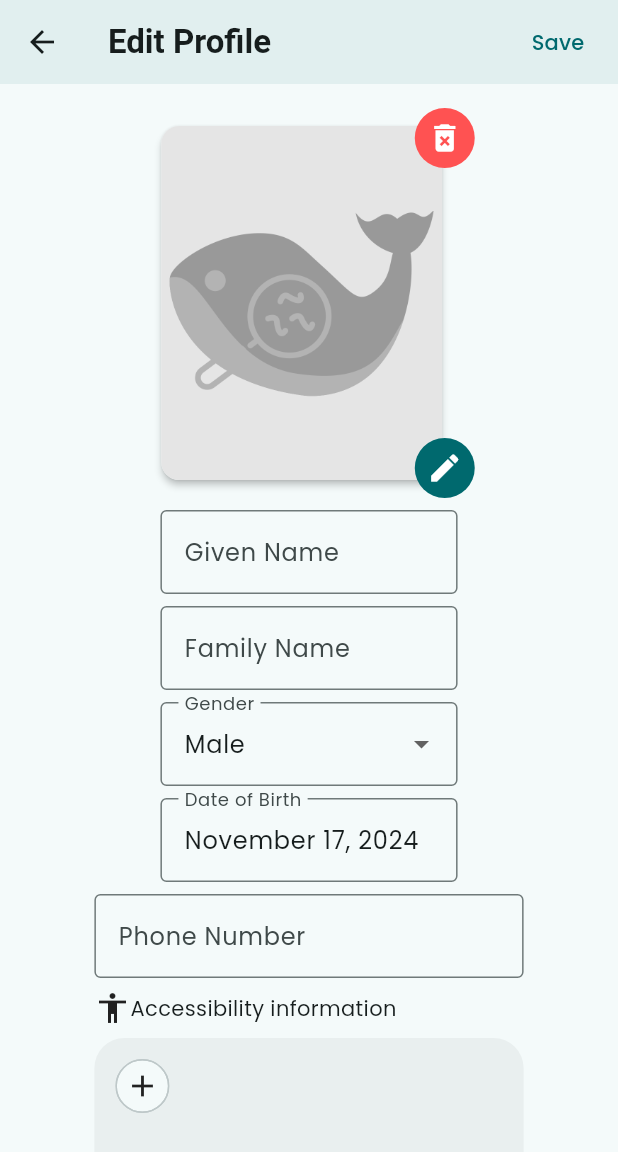
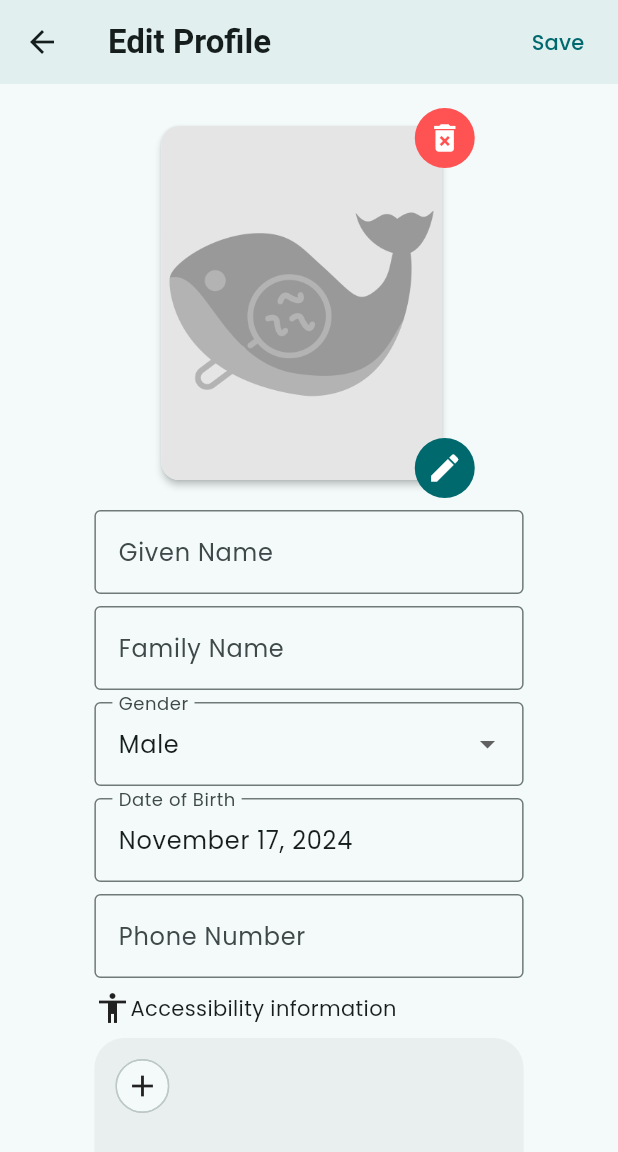
Before and after one commit to Skydreamers24/GoMate, a Flutter app: the EditProfilePage screen opened directly with empty values, after a tap on the "edit" icon, on a phone screen of 412 x 824 dp. Shown: the top 1152 px of the screen. Run offline on Flutter 3.47's test engine with Material 3 defaults, Android fonts, the phone set to English and light mode, and no system bars; drawn by our look-alikes of date_field; our stand-ins replace cloud_firestore, firebase_auth, firebase_core, firebase_storage, fl_chart, flip_card and 5 more; missing offline and left inert: animator, firebase_ui_auth, wolt_modal_sheet; accounts and stored records are empty; Roboto replaces fonts that are missing (Prata); project files that could hold a hidden picture were left out.

Commit message:
form_fields: remove redundant Flexible in Rows

```diff
--- a/lib/pages/edit_profile_page.dart
+++ b/lib/pages/edit_profile_page.dart
@@ -1,15 +1,12 @@
-import 'package:firebase_storage/firebase_storage.dart';
-import 'package:flutter/foundation.dart';
 import 'package:flutter/material.dart';
+import 'package:gomate/widgets/other/profile_image_edit_box.dart';
 import 'package:i18n_extension/i18n_extension.dart';
-import 'package:image_picker/image_picker.dart';
 
 import 'package:gomate/backend/database.dart';
 import 'package:gomate/backend/account.dart';
 import 'package:gomate/misc/name.dart';
 import 'package:gomate/misc/values.dart';
 import 'package:gomate/widgets/other/adaptive.dart';
-import 'package:gomate/widgets/other/profile_image.dart';
 import 'package:gomate/widgets/other/form_fields.dart';
 
 class EditProfilePage extends StatefulWidget {
@@ -340,82 +337,3 @@ class _EditProfilePageHorizontalState extends State<EditProfilePageHorizontal> {
     );
   }
 }
-
-class ProfileImageEditBox extends StatefulWidget {
-  const ProfileImageEditBox(
-      {super.key,
-      required this.profileImage,
-      required this.unsetProfileImage,
-      required this.onProfileImageChanged});
-
-  final String profileImage;
-  final void Function() unsetProfileImage;
-  final void Function(String) onProfileImageChanged;
-
-  @override
-  State<ProfileImageEditBox> createState() => _ProfileImageEditBoxState();
-}
-
-class _ProfileImageEditBoxState extends State<ProfileImageEditBox> {
-  @override
-  Widget build(BuildContext context) {
-    final account = Account.of(context);
-    return SizedBox(
-      width: 221,
-      height: 260,
-      child: Stack(
-        children: [
-          Padding(
-            padding: comfortable,
-            child: ProfileImage(
-              heroTag: "profileImage",
-              profileImage: widget.profileImage,
-            ),
-          ),
-          Align(
-              alignment: Alignment.topRight,
-              child: SizedBox(
-                width: 40,
-                height: 40,
-                child: IconButton(
-                  onPressed: widget.unsetProfileImage,
-                  icon: const Icon(Icons.delete_forever),
-                  style: const ButtonStyle(
-                      backgroundColor: WidgetStatePropertyAll(Colors.redAccent),
-                      foregroundColor: WidgetStatePropertyAll(Colors.white)),
-                ),
-              )),
-          Align(
-              alignment: Alignment.bottomRight,
-              child: SizedBox(
-                width: 40,
-                height: 40,
-                child: IconButton.filled(
-                  onPressed: () async {
-                    var result = await ImagePicker()
-                        .pickImage(source: ImageSource.gallery);
-                    if (kIsWeb) {
-                      if (result != null) {
-                        final storageRef = FirebaseStorage.instance.ref();
-                        var profileImageRef =
-                            storageRef.child("profileImages/${account.uid}");
-                        await profileImageRef
-                            .putData(await result.readAsBytes());
-                        final downloadURL =
-                            await profileImageRef.getDownloadURL();
-                        widget.onProfileImageChanged(downloadURL);
-                      }
-                      return;
-                    }
-                    if (result != null) {
-                      widget.onProfileImageChanged(result.path);
-                    }
-                  },
-                  icon: const Icon(Icons.edit),
-                ),
-              )),
-        ],
-      ),
-    );
-  }
-}
--- a/lib/widgets/other/form_fields.dart
+++ b/lib/widgets/other/form_fields.dart
@@ -25,13 +25,7 @@ class TextFormFieldRow extends StatelessWidget {
 
   @override
   Widget build(BuildContext context) {
-    return Row(
-      mainAxisAlignment: MainAxisAlignment.center,
-      children: [
-        const Flexible(flex: 2, child: SizedBox()),
-        Flexible(
-            flex: 9,
-            child: TextFormField(
+    return TextFormField(
       initialValue: accountStaging[valueToChange],
       autocorrect: autocorrect,
       decoration: InputDecoration(
@@ -42,9 +36,6 @@ class TextFormFieldRow extends StatelessWidget {
         accountStaging[valueToChange] = newValue;
       },
       validator: validator,
-            )),
-        const Flexible(flex: 2, child: SizedBox())
-      ],
     );
   }
 }
@@ -59,13 +50,7 @@ class EditGenderRow extends StatelessWidget {
 
   @override
   Widget build(BuildContext context) {
-    return Row(
-      mainAxisAlignment: MainAxisAlignment.center,
-      children: [
-        const Flexible(flex: 2, child: SizedBox()),
-        Flexible(
-            flex: 9,
-            child: DropdownButtonFormField(
+    return DropdownButtonFormField(
       decoration: const InputDecoration(
         border: OutlineInputBorder(),
         labelText: "Gender",
@@ -81,9 +66,6 @@ class EditGenderRow extends StatelessWidget {
       onChanged: (value) {
         accountStaging["gender"] = value ?? Gender.male;
       },
-            )),
-        const Flexible(flex: 2, child: SizedBox())
-      ],
     );
   }
 }
@@ -94,13 +76,7 @@ class EditDateOfBirthRow extends StatelessWidget {
 
   @override
   Widget build(BuildContext context) {
-    return Row(
-      mainAxisAlignment: MainAxisAlignment.center,
-      children: [
-        const Flexible(flex: 2, child: SizedBox()),
-        Flexible(
-          flex: 9,
-          child: DateTimeFormField(
+    return DateTimeFormField(
       initialValue: accountStaging["dateOfBirth"],
       pickerPlatform: DateTimeFieldPickerPlatform.material,
       mode: DateTimeFieldPickerMode.date,
@@ -115,10 +91,6 @@ class EditDateOfBirthRow extends StatelessWidget {
         accountStaging["dateOfBirth"] =
             value ?? DateTime.parse("1899-12-31");
       },
-          ),
-        ),
-        const Flexible(flex: 2, child: SizedBox()),
-      ],
     );
   }
 }
--- /dev/null
+++ b/lib/widgets/other/profile_image_edit_box.dart
@@ -0,0 +1,86 @@
+import 'package:firebase_storage/firebase_storage.dart';
+import 'package:flutter/foundation.dart';
+import 'package:flutter/material.dart';
+import 'package:gomate/backend/account.dart';
+import 'package:gomate/misc/values.dart';
+import 'package:gomate/widgets/other/profile_image.dart';
+import 'package:image_picker/image_picker.dart';
+
+class ProfileImageEditBox extends StatefulWidget {
+  const ProfileImageEditBox(
+      {super.key,
+      required this.profileImage,
+      required this.unsetProfileImage,
+      required this.onProfileImageChanged});
+
+  final String profileImage;
+  final void Function() unsetProfileImage;
+  final void Function(String) onProfileImageChanged;
+
+  @override
+  State<ProfileImageEditBox> createState() => _ProfileImageEditBoxState();
+}
+
+class _ProfileImageEditBoxState extends State<ProfileImageEditBox> {
+  @override
+  Widget build(BuildContext context) {
+    final account = Account.of(context);
+    return SizedBox(
+      width: 221,
+      height: 260,
+      child: Stack(
+        children: [
+          Padding(
+            padding: comfortable,
+            child: ProfileImage(
+              heroTag: "profileImage",
+              profileImage: widget.profileImage,
+            ),
+          ),
+          Align(
+              alignment: Alignment.topRight,
+              child: SizedBox(
+                width: 40,
+                height: 40,
+                child: IconButton(
+                  onPressed: widget.unsetProfileImage,
+                  icon: const Icon(Icons.delete_forever),
+                  style: const ButtonStyle(
+                      backgroundColor: WidgetStatePropertyAll(Colors.redAccent),
+                      foregroundColor: WidgetStatePropertyAll(Colors.white)),
+                ),
+              )),
+          Align(
+              alignment: Alignment.bottomRight,
+              child: SizedBox(
+                width: 40,
+                height: 40,
+                child: IconButton.filled(
+                  onPressed: () async {
+                    var result = await ImagePicker()
+                        .pickImage(source: ImageSource.gallery);
+                    if (kIsWeb) {
+                      if (result != null) {
+                        final storageRef = FirebaseStorage.instance.ref();
+                        var profileImageRef =
+                            storageRef.child("profileImages/${account.uid}");
+                        await profileImageRef
+                            .putData(await result.readAsBytes());
+                        final downloadURL =
+                            await profileImageRef.getDownloadURL();
+                        widget.onProfileImageChanged(downloadURL);
+                      }
+                      return;
+                    }
+                    if (result != null) {
+                      widget.onProfileImageChanged(result.path);
+                    }
+                  },
+                  icon: const Icon(Icons.edit),
+                ),
+              )),
+        ],
+      ),
+    );
+  }
+}
```
Lines whose indentation alone changed are shown as unchanged.
